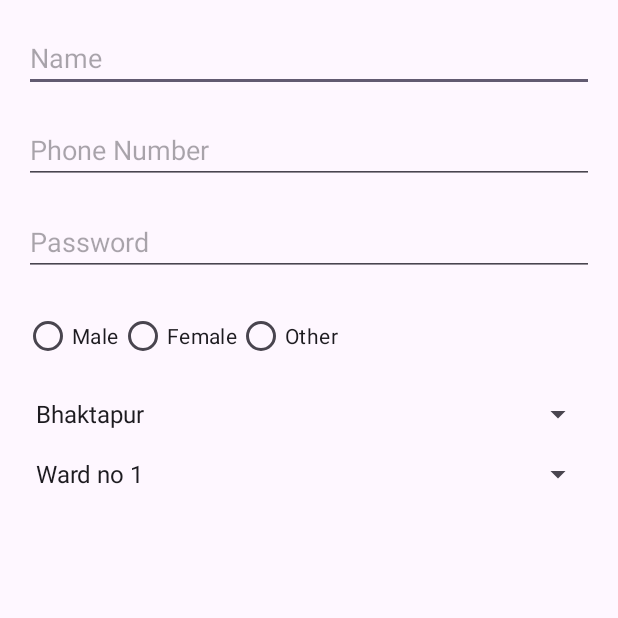
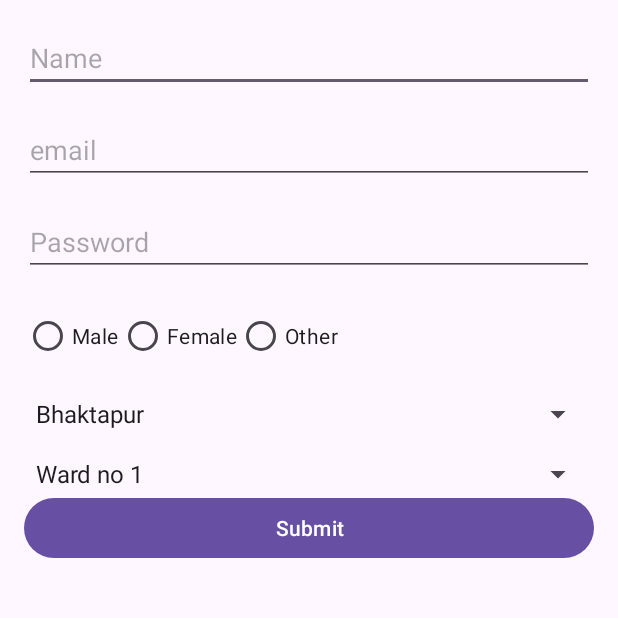
Before and after one commit to subod4/Safa-app, an Android app: the customer_information screen opened directly, with no data from a screen before it, on a phone screen of 412 x 824 dp, the top half of it. Run offline under Robolectric (Android 15) with nearby library versions, the phone set to English and light mode, and no system bars; our stand-ins replace Firebase (no records; nobody signed in at launch, a user with empty details on screens opened directly).

Commit message:
dbms added to register

```diff
--- a/app/build.gradle.kts
+++ b/app/build.gradle.kts
@@ -1,5 +1,6 @@
 plugins {
     id("com.android.application")
+    id("com.google.gms.google-services")
 }
 
 android {
@@ -33,6 +34,7 @@ dependencies {
     implementation("androidx.appcompat:appcompat:1.6.1")
     implementation("com.google.android.material:material:1.11.0")
     implementation("androidx.constraintlayout:constraintlayout:2.1.4")
+    implementation("com.google.firebase:firebase-database:20.3.0")
     testImplementation("junit:junit:4.13.2")
     androidTestImplementation("androidx.test.ext:junit:1.1.5")
     androidTestImplementation("androidx.test.espresso:espresso-core:3.5.1")
--- a/app/src/main/AndroidManifest.xml
+++ b/app/src/main/AndroidManifest.xml
@@ -22,6 +22,7 @@
             </intent-filter>
         </activity>
         <activity android:name=".customer_information"></activity>
+        <activity android:name="home"></activity>
     </application>
 
 </manifest>
--- a/app/src/main/java/com/example/safa/customer_information.java
+++ b/app/src/main/java/com/example/safa/customer_information.java
@@ -1,16 +1,41 @@
 package com.example.safa;
 
 
+import androidx.annotation.NonNull;
 import androidx.appcompat.app.AppCompatActivity;
+
+import android.content.Intent;
 import android.os.Bundle;
+import android.view.View;
 import android.widget.ArrayAdapter;
+import android.widget.Button;
+import android.widget.EditText;
+import android.widget.RadioButton;
 import android.widget.Spinner;
+import android.widget.RadioGroup;
+
+
+import com.google.android.gms.tasks.OnCompleteListener;
+import com.google.android.gms.tasks.Task;
+import com.google.firebase.database.DatabaseReference;
+import com.google.firebase.database.FirebaseDatabase;
+
+import java.util.HashMap;
 
 public class customer_information extends AppCompatActivity {
     @Override
     protected void onCreate(Bundle savedInstanceState) {
         super.onCreate(savedInstanceState);
         setContentView(R.layout.customer_information);
+        EditText Name,email,password;
+        Button Submit;
+        RadioGroup radioGroupGender = findViewById(R.id.radioGroupGender);
+        FirebaseDatabase db=FirebaseDatabase.getInstance();
+        DatabaseReference root=db.getReference().child("Users");
+       Name=findViewById(R.id.editTextName);
+       email=findViewById(R.id.editEmail);
+       password=findViewById(R.id.editTextPassword);
+       Submit=findViewById(R.id.Submit);
 
         Spinner locationSpinner = findViewById(R.id.spinnerLocation);
         Spinner areaSpinner = findViewById(R.id.spinnerArea);
@@ -21,7 +46,30 @@ public class customer_information extends AppCompatActivity {
         ArrayAdapter<CharSequence> areaAdapter = ArrayAdapter.createFromResource(this, R.array.area_array, android.R.layout.simple_spinner_item);
         areaAdapter.setDropDownViewResource(android.R.layout.simple_spinner_dropdown_item);
         areaSpinner.setAdapter(areaAdapter);
+        Submit.setOnClickListener(new View.OnClickListener() {
+            @Override
+            public void onClick(View v) {
 
+                String name = Name.getText().toString();
+                String email_add = email.getText().toString();
+                int selectedRadioButtonID=radioGroupGender.getCheckedRadioButtonId();
+                String selectgender="";
 
+                if (selectedRadioButtonID!=-1)
+                {
+                    RadioButton selectedRadioButton=findViewById(selectedRadioButtonID);
+                    selectgender=selectedRadioButton.getText().toString();
+                }
+
+                HashMap<String, String> userMap = new HashMap<>();
+                userMap.put("name", name);
+                userMap.put("email", email_add);
+                userMap.put("gender",selectgender);
+                root.push().setValue(userMap);
+                Intent intent=new Intent(customer_information.this, home.class);
+                startActivity(intent);
+            }
+        });
     }
+
 }
--- /dev/null
+++ b/app/src/main/java/com/example/safa/home.java
@@ -0,0 +1,4 @@
+package com.example.safa;
+
+public class home {
+}
--- a/app/src/main/res/layout/customer_information.xml
+++ b/app/src/main/res/layout/customer_information.xml
@@ -1,12 +1,16 @@
 <?xml version="1.0" encoding="utf-8"?>
 <androidx.constraintlayout.widget.ConstraintLayout xmlns:android="http://schemas.android.com/apk/res/android"
+    xmlns:tools="http://schemas.android.com/tools"
     android:layout_width="match_parent"
     android:layout_height="match_parent">
-    <LinearLayout xmlns:android="http://schemas.android.com/apk/res/android"
+
+    <LinearLayout
         android:layout_width="match_parent"
         android:layout_height="match_parent"
         android:orientation="vertical"
-        android:padding="16dp">
+        android:padding="16dp"
+        tools:layout_editor_absoluteX="16dp"
+        tools:layout_editor_absoluteY="200dp">
 
         <EditText
             android:id="@+id/editTextName"
@@ -15,20 +19,21 @@
             android:hint="Name" />
 
         <EditText
-            android:id="@+id/editTextPhoneNumber"
+            android:id="@+id/editEmail"
             android:layout_width="match_parent"
             android:layout_height="wrap_content"
             android:layout_marginTop="16dp"
-            android:inputType="phone"
-            android:hint="Phone Number" />
+            android:hint="email"
+            android:inputType="textEmailAddress" />
+
         <EditText
             android:id="@+id/editTextPassword"
             android:layout_width="match_parent"
             android:layout_height="wrap_content"
-            android:layout_below="@id/editTextPhoneNumber"
+            android:layout_below="@id/editEmail"
             android:layout_marginTop="16dp"
-            android:inputType="textPassword"
-            android:hint="Password" />
+            android:hint="Password"
+            android:inputType="textPassword" />
 
         <RadioGroup
             android:id="@+id/radioGroupGender"
@@ -60,14 +65,21 @@
             android:id="@+id/spinnerLocation"
             android:layout_width="match_parent"
             android:layout_height="wrap_content"
-            android:layout_marginTop="16dp"/>
+            android:layout_marginTop="16dp" />
 
         <Spinner
             android:id="@+id/spinnerArea"
             android:layout_width="match_parent"
             android:layout_height="wrap_content"
-            android:layout_marginTop="16dp"/>
+            android:layout_marginTop="16dp" />
+
+        <Button
+            android:id="@+id/Submit"
+            android:layout_width="match_parent"
+            android:layout_height="wrap_content"
+            android:text="Submit" />
 
     </LinearLayout>
 
+
 </androidx.constraintlayout.widget.ConstraintLayout>
--- a/build.gradle.kts
+++ b/build.gradle.kts
@@ -1,3 +1,9 @@
+buildscript {
+    dependencies {
+
+        classpath("com.google.gms:google-services:4.4.0")
+    }
+}
 // Top-level build file where you can add configuration options common to all sub-projects/modules.
 plugins {
     id("com.android.application") version "8.2.1" apply false
```
